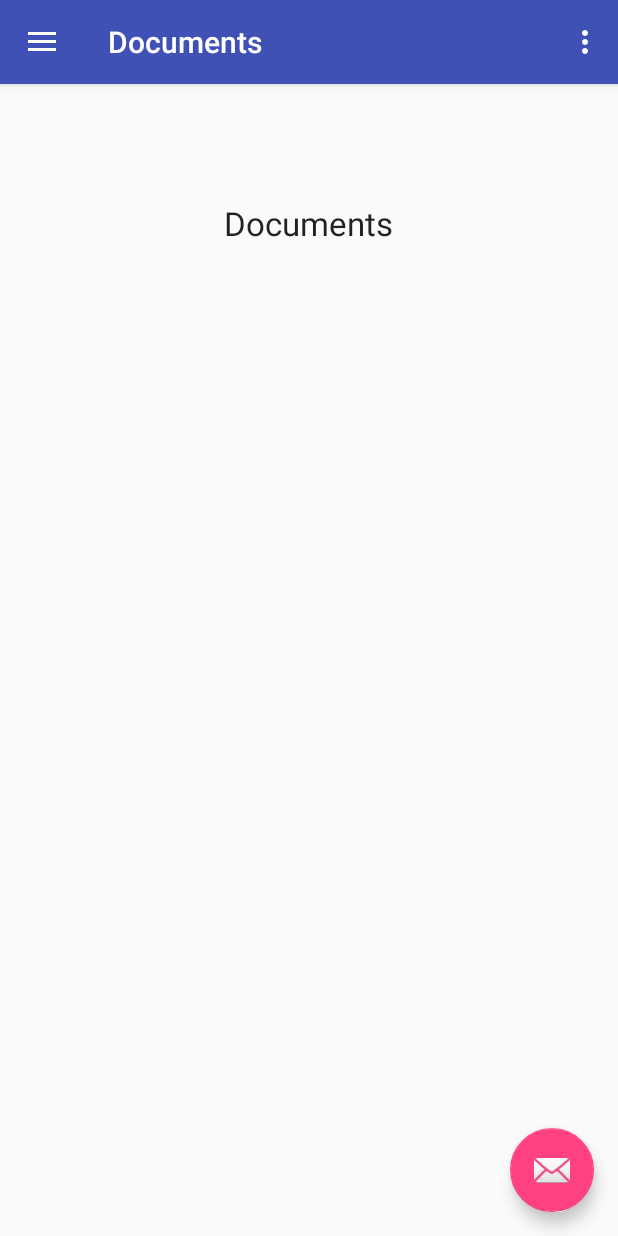
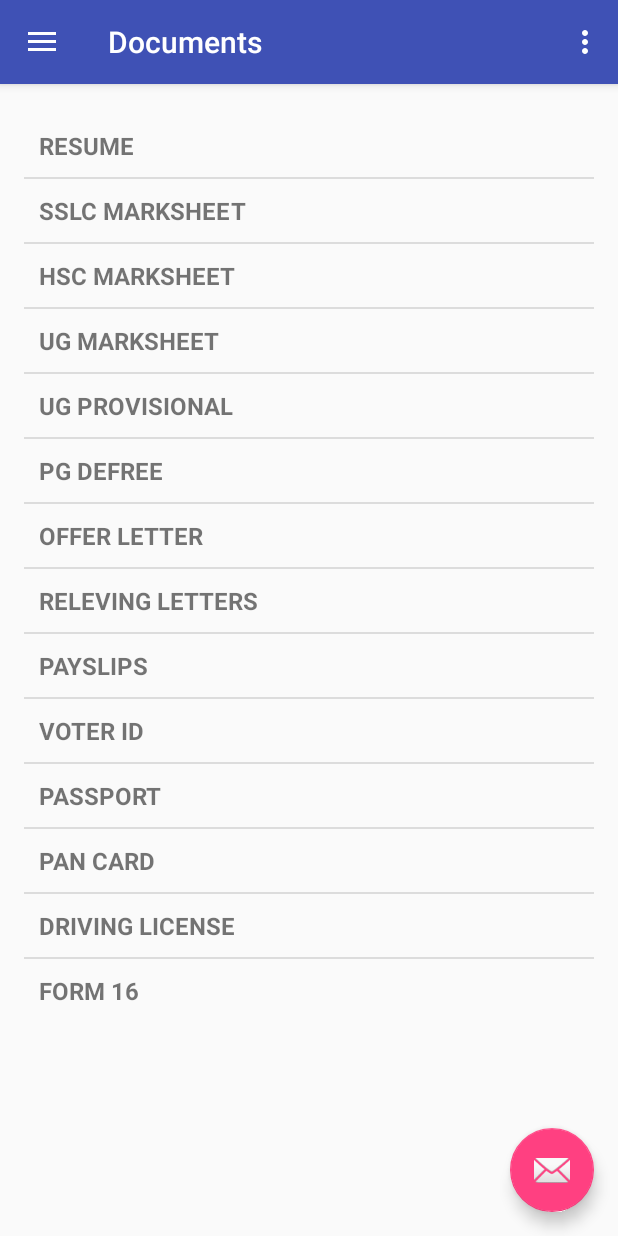
Before and after one commit to vjega/android-portal, an Android app: the Documents screen opened directly, with no data from a screen before it, on a phone screen of 412 x 824 dp. Run offline under Robolectric (Android 15) with nearby library versions, the phone set to English and light mode, and no system bars.

Commit message:
Documents page

```diff
--- a/MsysEmpPortal/app/src/main/java/com/msystechnologies/msysempportal/Dashboard.java
+++ b/MsysEmpPortal/app/src/main/java/com/msystechnologies/msysempportal/Dashboard.java
@@ -134,6 +134,7 @@ public class Dashboard extends MainActivity {
         }
 
 
+
     }
 
 
--- a/MsysEmpPortal/app/src/main/java/com/msystechnologies/msysempportal/Documents.java
+++ b/MsysEmpPortal/app/src/main/java/com/msystechnologies/msysempportal/Documents.java
@@ -1,22 +1,81 @@
 package com.msystechnologies.msysempportal;
 
 import android.content.Context;
+import android.content.Intent;
+import android.support.v4.view.GravityCompat;
 import android.support.v4.widget.DrawerLayout;
-import android.support.v7.app.AppCompatActivity;
 import android.os.Bundle;
+import android.util.Log;
 import android.view.LayoutInflater;
 import android.view.View;
+import android.widget.AdapterView;
+import android.widget.ArrayAdapter;
+import android.widget.ListView;
+import android.widget.Toast;
 
 public class Documents extends MainActivity {
+    private  ListView listView;
+
 
     @Override
     protected void onCreate(Bundle savedInstanceState) {
         super.onCreate(savedInstanceState);
 //        setContentView(R.layout.activity_documents);
+
+//        Set Navigation drawyer tool
         LayoutInflater inflater = (LayoutInflater) this
                 .getSystemService(Context.LAYOUT_INFLATER_SERVICE);
         View contentView = inflater.inflate(R.layout.activity_documents, null, false);
         DrawerLayout drawer = (DrawerLayout) findViewById(R.id.drawer_layout);
         drawer.addView(contentView, 0);
+
+        // Get ListView object from xml
+        listView = (ListView) findViewById(R.id.document_list);
+
+        //Set the documents name
+        String[] document_name = {"RESUME","SSLC MARKSHEET","HSC MARKSHEET","UG MARKSHEET","UG PROVISIONAL",
+                            "PG DEFREE","OFFER LETTER","RELEVING LETTERS","PAYSLIPS","VOTER ID",
+
+                            "PASSPORT","PAN CARD","DRIVING LICENSE","FORM 16"};
+        //set adapter for listview
+        ArrayAdapter adapter = new ArrayAdapter<String>(this, R.layout.activity_document_listview,R.id.document_text,document_name);
+
+        listView.setAdapter(adapter);
+
+        // ListView Item Click Listener
+        listView.setOnItemClickListener(new AdapterView.OnItemClickListener() {
+
+            @Override
+            public void onItemClick(AdapterView<?> parent, View view,
+                                    int position, long id) {
+
+                // ListView Clicked item index
+                int itemPosition     = position;
+                Intent intent = new Intent(Documents.this,Card_Document.class);
+                startActivity(intent);
+
+                // ListView Clicked item value
+                String  itemValue    = (String) listView.getItemAtPosition(position);
+
+                // Show Alert
+                Toast.makeText(getApplicationContext(),
+                        "Position :"+itemPosition+"  ListItem : " +itemValue , Toast.LENGTH_LONG)
+                        .show();
+
+            }
+
+        });
+        listView.setOnItemLongClickListener(new AdapterView.OnItemLongClickListener() {
+            @Override
+            public boolean onItemLongClick(AdapterView<?> arg0, View arg1,
+                                           int pos, long id) {
+                // TODO Auto-generated method stub
+
+                Log.v("long clicked","pos: " + pos);
+
+                return true;
+            }
+        });
+
     }
 }
--- a/MsysEmpPortal/app/src/main/java/com/msystechnologies/msysempportal/MainActivity.java
+++ b/MsysEmpPortal/app/src/main/java/com/msystechnologies/msysempportal/MainActivity.java
@@ -24,8 +24,7 @@ import java.util.ArrayList;
 import java.util.HashMap;
 import java.util.List;
 
-public class MainActivity extends AppCompatActivity
-        implements NavigationView.OnNavigationItemSelectedListener {
+public class MainActivity extends AppCompatActivity {
 
     private Context context;
     private  NavigationView navigationView;
@@ -133,6 +132,7 @@ public class MainActivity extends AppCompatActivity
                         case 0:
                             Intent home_intent = new Intent(MainActivity.this, Profile.class);
                             startActivity(home_intent);
+
                             break;
                         case 1:
                             Intent doc_intent = new Intent(MainActivity.this, Documents.class);
@@ -247,11 +247,6 @@ public class MainActivity extends AppCompatActivity
                 this, drawer, toolbar, R.string.navigation_drawer_open, R.string.navigation_drawer_close);
         drawer.setDrawerListener(toggle);
         toggle.syncState();
-
-        NavigationView navigationView = (NavigationView) findViewById(R.id.nav_view);
-        navigationView.setNavigationItemSelectedListener(this);
-
-
     }
 
     @Override
@@ -304,26 +299,5 @@ public class MainActivity extends AppCompatActivity
         return super.onOptionsItemSelected(item);
     }
 
-    @SuppressWarnings("StatementWithEmptyBody")
-    @Override
-    public boolean onNavigationItemSelected(MenuItem item) {
-        // Handle navigation view item clicks here.
-        int id = item.getItemId();
 
-//        if (id == R.id.nav_dashboard) {
-//            setTitle("Dashboard_1");
-//            Dashboard_1 dashboard =new Dashboard_1();
-//
-////            Initilaize fragments for each menu
-//            FragmentTransaction fragmentTransaction = fragmentManager.beginTransaction();
-//            fragmentTransaction.replace(R.id.fragment_container,dashboard);
-//            fragmentTransaction.commit();
-//
-//        }
-
-
-//        DrawerLayout drawer = (DrawerLayout) findViewById(R.id.drawer_layout);
-//        drawer.closeDrawer(GravityCompat.START);
-        return true;
-    }
 }
--- /dev/null
+++ b/MsysEmpPortal/app/src/main/res/layout/activity_document_listview.xml
@@ -0,0 +1,14 @@
+<?xml version="1.0" encoding="utf-8"?>
+<LinearLayout xmlns:android="http://schemas.android.com/apk/res/android"
+    android:orientation="vertical" android:layout_width="match_parent"
+    android:layout_height="match_parent">
+
+    <TextView xmlns:android="http://schemas.android.com/apk/res/android"
+        android:id="@+id/document_text"
+        android:layout_width="fill_parent"
+        android:layout_height="fill_parent"
+        android:padding="10dip"
+        android:textSize="16dip"
+        android:textStyle="bold" />
+
+</LinearLayout>
--- a/MsysEmpPortal/app/src/main/res/layout/activity_documents.xml
+++ b/MsysEmpPortal/app/src/main/res/layout/activity_documents.xml
@@ -9,13 +9,11 @@
     android:paddingTop="@dimen/activity_vertical_margin"
     tools:context="com.msystechnologies.msysempportal.Documents">
 
-    <TextView
-        android:layout_width="wrap_content"
+    <ListView
+        android:id="@+id/document_list"
+        android:layout_width="match_parent"
         android:layout_height="wrap_content"
-        android:textAppearance="?android:attr/textAppearanceLarge"
-        android:text="Documents"
-        android:id="@+id/nav_documents"
-        android:layout_marginTop="118dp"
-        android:layout_alignParentTop="true"
-        android:layout_centerHorizontal="true" />
+        android:layout_marginTop="60dp">
+    </ListView>
+
 </RelativeLayout>
--- a/MsysEmpPortal/app/src/main/res/values/styles.xml
+++ b/MsysEmpPortal/app/src/main/res/values/styles.xml
@@ -9,7 +9,7 @@
     </style>
 
     <style name="AppTheme.NoActionBar">
-        <item name="windowActionBar">false</item>
+        <item name="windowActionBar">true</item>
         <item name="windowNoTitle">true</item>
 
     </style>
--- a/MsysEmpPortal/build.gradle
+++ b/MsysEmpPortal/build.gradle
@@ -5,7 +5,7 @@ buildscript {
         jcenter()
     }
     dependencies {
-        classpath 'com.android.tools.build:gradle:2.0.0-alpha1'
+        classpath 'com.android.tools.build:gradle:1.5.0'
         // NOTE: Do not place your application dependencies here; they belong
         // in the individual module build.gradle files
     }
```
Also changed, not shown: MsysEmpPortal/app/src/main/AndroidManifest.xml (+8 -1 lines), MsysEmpPortal/app/src/main/java/com/msystechnologies/msysempportal/Card_Document.java (added, +30 -0 lines), MsysEmpPortal/app/src/main/java/com/msystechnologies/msysempportal/MyCardArrayMultiChoiceAdapter.java (deleted, +0 -85 lines), MsysEmpPortal/app/src/main/res/layout/activity_card__document.xml (added, +122 -0 lines), MsysEmpPortal/app/src/main/res/layout/activity_dashboard.xml (+0 -23 lines), MsysEmpPortal/app/src/main/res/values/strings.xml (+17 -0 lines), MsysEmpPortal/app/src/main/res/drawable/circular.png (deleted).
